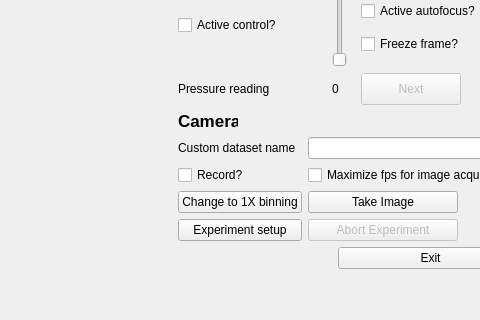
Before: the Qt Designer form ulc_mm_package/QtGUI/liveview.ui in czbiohub-sf/ulc-malaria-scope, drawn with Qt 5; both pictures show x 824 to 1304 and y 535 to 855 of the 1386 by 855 pixel window.
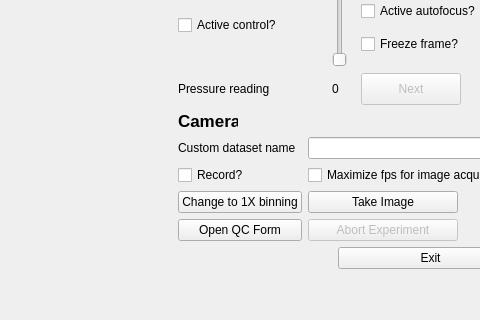
After: the same form once the commit is applied. Custom widgets are drawn as their Qt base class.

Commit message: Add flow cell QC form button + open after recording done.

Patch:
```diff
--- a/ulc_mm_package/QtGUI/liveview.ui
+++ b/ulc_mm_package/QtGUI/liveview.ui
@@ -679,7 +679,7 @@
            </size>
           </property>
           <property name="text">
-           <string>Experiment setup</string>
+           <string>Open QC Form</string>
           </property>
          </widget>
         </item>
```
Left out of the diff: 2 changed lines with no effect on the pictures. The commit also changes 1 other file.
